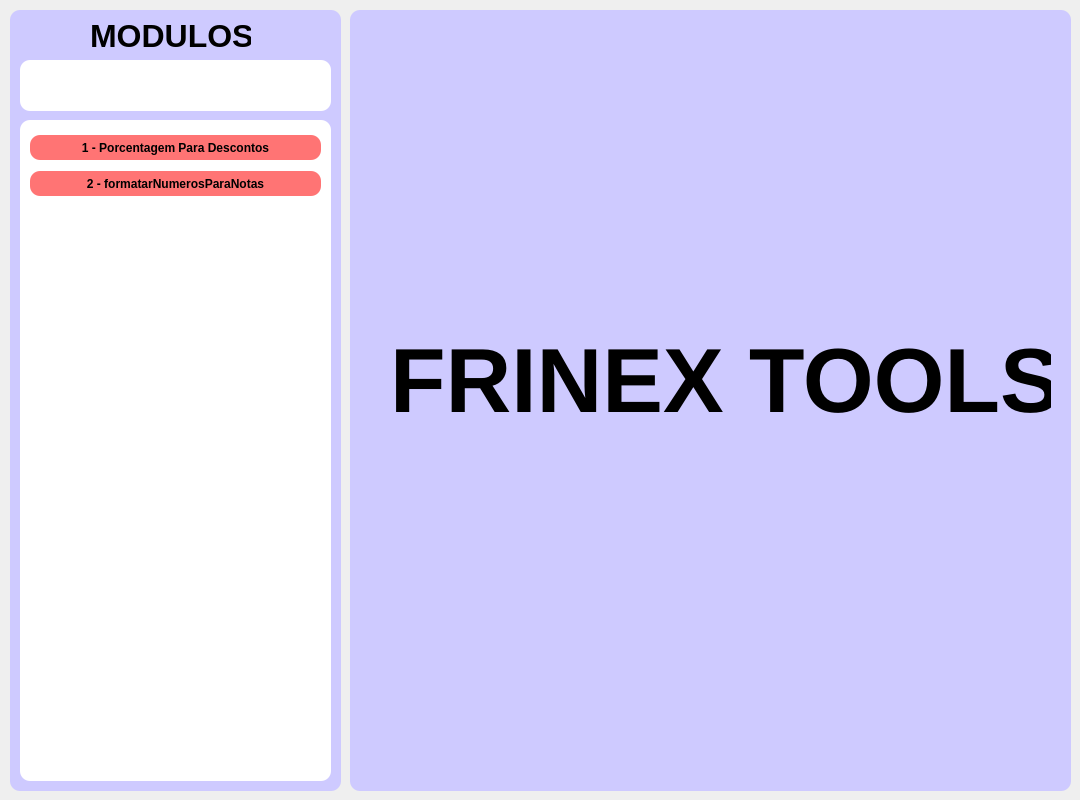
First picture: the form in view/tela.ui, repository WalterSilva5/FrinexTools, before the edit.
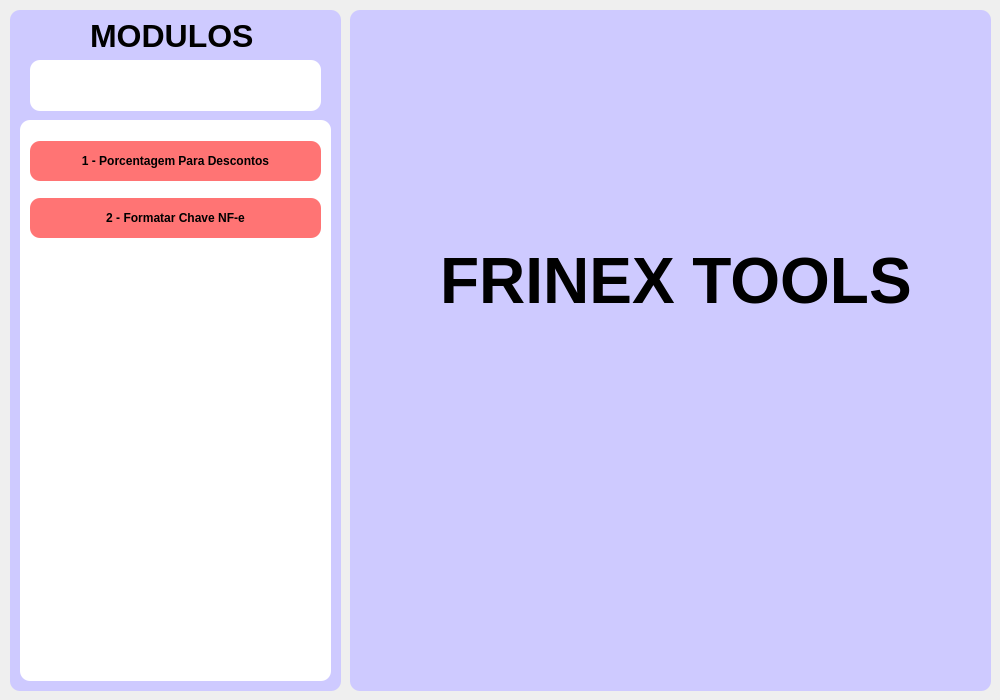
Second picture: the form after the edit.

Commit message: adicionado modulo de calculo de porcentagens

The edit to the form file:
```diff
--- a/view/tela.ui
+++ b/view/tela.ui
@@ -6,8 +6,8 @@
    <rect>
     <x>0</x>
     <y>0</y>
-    <width>1080</width>
-    <height>800</height>
+    <width>1000</width>
+    <height>700</height>
    </rect>
   </property>
   <property name="sizePolicy">
@@ -18,14 +18,14 @@
   </property>
   <property name="minimumSize">
    <size>
-    <width>1080</width>
-    <height>800</height>
+    <width>1000</width>
+    <height>700</height>
    </size>
   </property>
   <property name="maximumSize">
    <size>
-    <width>1080</width>
-    <height>800</height>
+    <width>1000</width>
+    <height>700</height>
    </size>
   </property>
   <property name="windowTitle">
@@ -38,7 +38,7 @@
       <x>10</x>
       <y>10</y>
       <width>331</width>
-      <height>781</height>
+      <height>681</height>
      </rect>
     </property>
     <property name="styleSheet">
@@ -51,25 +51,12 @@
     <property name="frameShadow">
      <enum>QFrame::Raised</enum>
     </property>
-    <widget class="QTextEdit" name="entradaModulos">
-     <property name="geometry">
-      <rect>
-       <x>10</x>
-       <y>50</y>
-       <width>311</width>
-       <height>51</height>
-      </rect>
-     </property>
-     <property name="styleSheet">
-      <string notr="true">background-color: rgb(255, 255, 255);</string>
-     </property>
-    </widget>
     <widget class="QLabel" name="labelModulos">
      <property name="geometry">
       <rect>
        <x>80</x>
        <y>10</y>
-       <width>161</width>
+       <width>191</width>
        <height>31</height>
       </rect>
      </property>
@@ -90,7 +77,7 @@
        <x>10</x>
        <y>110</y>
        <width>311</width>
-       <height>661</height>
+       <height>561</height>
       </rect>
      </property>
      <property name="styleSheet">
@@ -108,7 +95,7 @@
         <x>10</x>
         <y>10</y>
         <width>291</width>
-        <height>71</height>
+        <height>121</height>
        </rect>
       </property>
       <layout class="QVBoxLayout" name="listaBotoes">
@@ -128,8 +115,7 @@
          </property>
          <property name="styleSheet">
           <string notr="true">background-color: rgb(255, 116, 116);
-
-</string>
+height: 40%;</string>
          </property>
          <property name="text">
           <string>1 - Porcentagem Para Descontos</string>
@@ -151,24 +137,48 @@
           </font>
          </property>
          <property name="styleSheet">
-          <string notr="true">background-color: rgb(255, 116, 116);</string>
+          <string notr="true">background-color: rgb(255, 116, 116);
+height: 40%;</string>
          </property>
          <property name="text">
-          <string>2 - formatarNumerosParaNotas</string>
+          <string>2 - Formatar Chave NF-e</string>
          </property>
         </widget>
        </item>
       </layout>
      </widget>
     </widget>
+    <widget class="QLineEdit" name="lineEdit">
+     <property name="geometry">
+      <rect>
+       <x>20</x>
+       <y>50</y>
+       <width>291</width>
+       <height>51</height>
+      </rect>
+     </property>
+     <property name="font">
+      <font>
+       <pointsize>24</pointsize>
+       <weight>75</weight>
+       <bold>true</bold>
+      </font>
+     </property>
+     <property name="styleSheet">
+      <string notr="true">background-color: rgb(255, 255, 255);</string>
+     </property>
+     <property name="text">
+      <string/>
+     </property>
+    </widget>
    </widget>
    <widget class="QFrame" name="frameInicial">
     <property name="geometry">
      <rect>
       <x>350</x>
       <y>10</y>
-      <width>721</width>
-      <height>781</height>
+      <width>641</width>
+      <height>681</height>
      </rect>
     </property>
     <property name="styleSheet">
@@ -184,15 +194,15 @@
     <widget class="QLabel" name="labelTitulo">
      <property name="geometry">
       <rect>
-       <x>40</x>
-       <y>290</y>
-       <width>661</width>
+       <x>90</x>
+       <y>190</y>
+       <width>601</width>
        <height>161</height>
       </rect>
      </property>
      <property name="font">
       <font>
-       <pointsize>68</pointsize>
+       <pointsize>48</pointsize>
        <weight>75</weight>
        <bold>true</bold>
       </font>
```
The commit also changes 27 other files.
